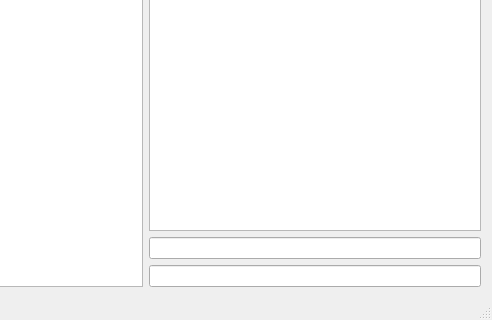
The window that mainwindow.ui (predbannikov/cryptopia_client) describes before a commit, drawn with Qt 5; both pictures show x 335 to 827 and y 247 to 567 of the 827 by 567 pixel window.
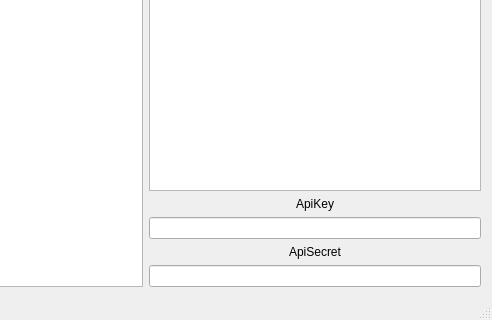
The same window after the commit.

Commit message: добавлены функции сохранения/загрузка

```diff
--- a/mainwindow.ui
+++ b/mainwindow.ui
@@ -136,9 +136,29 @@
         <item>
          <widget class="QTextEdit" name="statste"/>
         </item>
+        <item>
+         <widget class="QLabel" name="label">
+          <property name="text">
+           <string>ApiKey</string>
+          </property>
+          <property name="alignment">
+           <set>Qt::AlignCenter</set>
+          </property>
+         </widget>
+        </item>
         <item>
          <widget class="QLineEdit" name="leApiSecret"/>
         </item>
+        <item>
+         <widget class="QLabel" name="label_2">
+          <property name="text">
+           <string>ApiSecret</string>
+          </property>
+          <property name="alignment">
+           <set>Qt::AlignCenter</set>
+          </property>
+         </widget>
+        </item>
         <item>
          <widget class="QLineEdit" name="leApiKey"/>
         </item>
```
Left out of the diff: 2 changed lines with no effect on the pictures. The commit also changes 2 other files.
